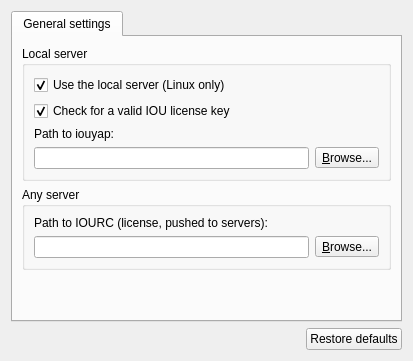
Above: gns3/modules/iou/ui/iou_preferences_page.ui from mpplab/MNSS before the change. Below: the same form after it.
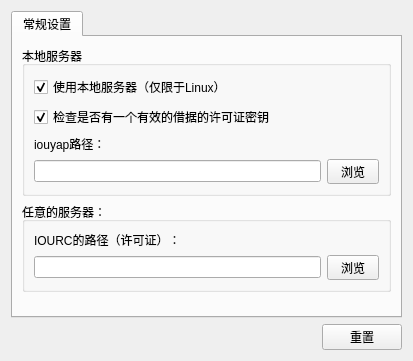
That is the form after the change.

Patch:
```diff
--- a/gns3/modules/iou/ui/iou_preferences_page.ui
+++ b/gns3/modules/iou/ui/iou_preferences_page.ui
@@ -21,13 +21,13 @@
      </property>
      <widget class="QWidget" name="uiGeneralSettingsTabWidget">
       <attribute name="title">
-       <string>General settings</string>
+       <string>常规设置</string>
       </attribute>
       <layout class="QVBoxLayout" name="verticalLayout">
        <item>
         <widget class="QGroupBox" name="uiLocalServerGroupBox">
          <property name="title">
-          <string>Local server</string>
+          <string>本地服务器</string>
          </property>
          <layout class="QGridLayout" name="gridLayout_3">
           <item row="5" column="0" colspan="2">
@@ -45,7 +45,7 @@
             <item>
              <widget class="QToolButton" name="uiIouyapPathToolButton">
               <property name="text">
-               <string>&amp;Browse...</string>
+               <string>  浏览  </string>
               </property>
               <property name="toolButtonStyle">
                <enum>Qt::ToolButtonTextOnly</enum>
@@ -57,14 +57,14 @@
           <item row="4" column="0">
            <widget class="QLabel" name="uiIouyapPathLabel">
             <property name="text">
-             <string>Path to iouyap:</string>
+             <string>iouyap路径：</string>
             </property>
            </widget>
           </item>
           <item row="3" column="0">
            <widget class="QCheckBox" name="uiLicensecheckBox">
             <property name="text">
-             <string>Check for a valid IOU license key</string>
+             <string>检查是否有一个有效的借据的许可证密钥</string>
             </property>
             <property name="checked">
              <bool>true</bool>
@@ -74,7 +74,7 @@
           <item row="0" column="0">
            <widget class="QCheckBox" name="uiUseLocalServercheckBox">
             <property name="text">
-             <string>Use the local server (Linux only)</string>
+             <string>使用本地服务器（仅限于Linux）</string>
             </property>
             <property name="checked">
              <bool>true</bool>
@@ -87,13 +87,13 @@
        <item>
         <widget class="QGroupBox" name="uiAnyServerGroupBox">
          <property name="title">
-          <string>Any server</string>
+          <string>任意的服务器：</string>
          </property>
          <layout class="QGridLayout" name="gridLayout_4">
           <item row="0" column="0">
            <widget class="QLabel" name="uiIOURCPathLabel">
             <property name="text">
-             <string>Path to IOURC (license, pushed to servers):</string>
+             <string>IOURC的路径（许可证）：</string>
             </property>
            </widget>
           </item>
@@ -112,7 +112,7 @@
             <item>
              <widget class="QToolButton" name="uiIOURCPathToolButton">
               <property name="text">
-               <string>&amp;Browse...</string>
+               <string>  浏览  </string>
               </property>
               <property name="toolButtonStyle">
                <enum>Qt::ToolButtonTextOnly</enum>
@@ -159,7 +159,7 @@
      <item>
       <widget class="QPushButton" name="uiRestoreDefaultsPushButton">
        <property name="text">
-        <string>Restore defaults</string>
+        <string>重置</string>
        </property>
       </widget>
      </item>
```
Left out of the diff: 2 changed lines with no effect on the pictures.
